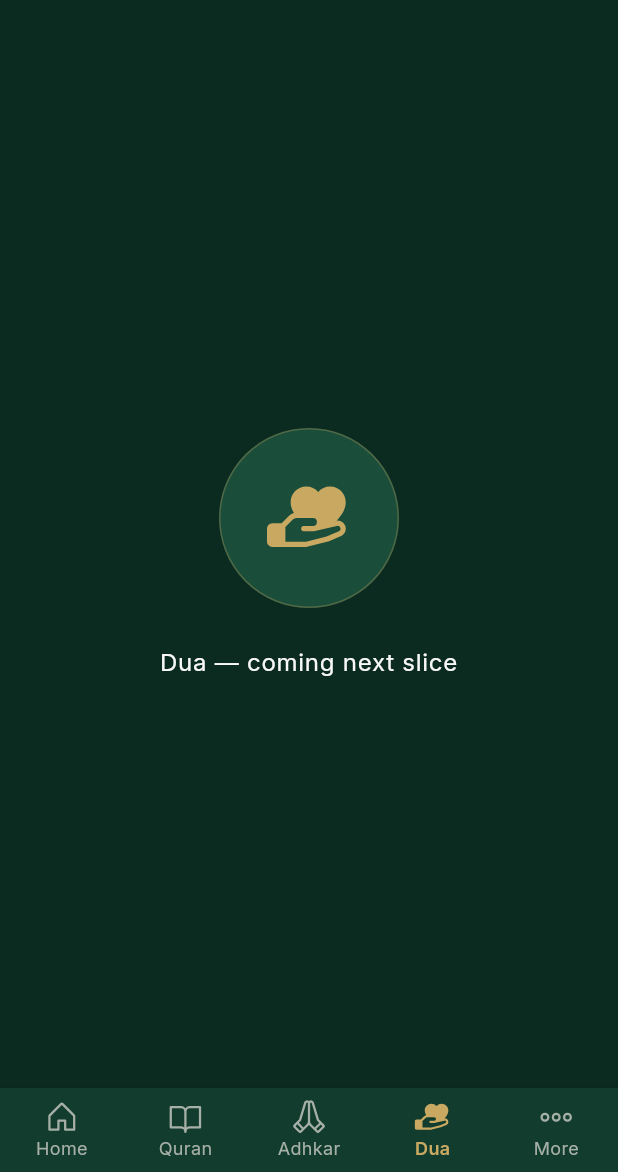
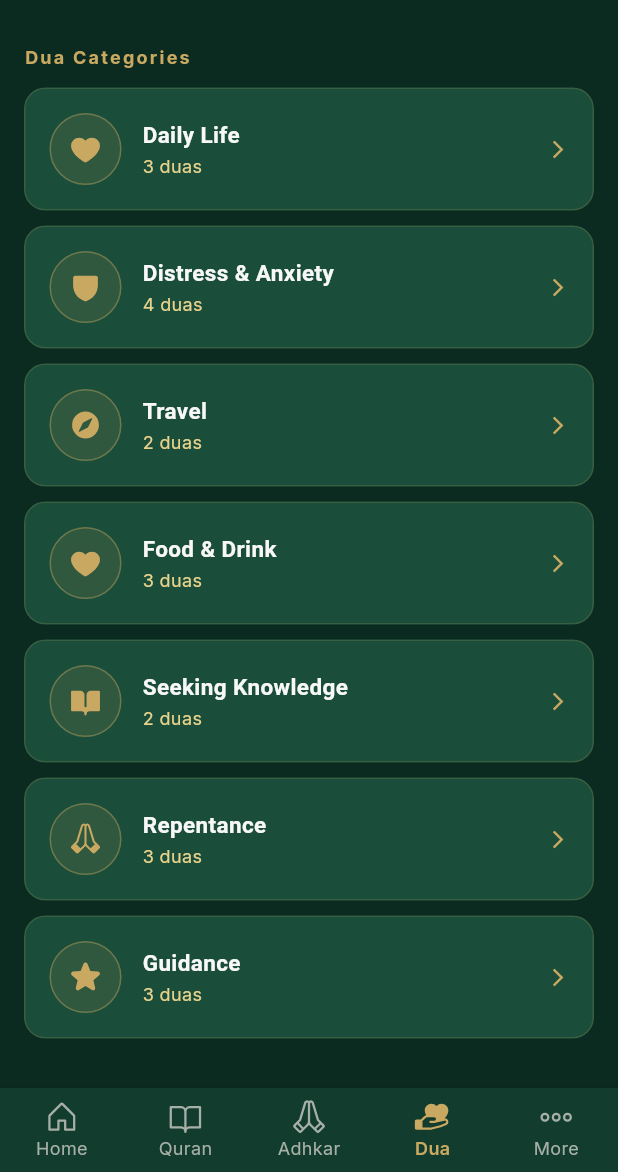
Before and after one commit to serverax/rahmahislamic, a Flutter app: the HomeScreen screen opened directly, item 4 of the bottom bar chosen, on a phone screen of 412 x 824 dp, the part 64-1236 px from its top. Run offline on Flutter 3.47's test engine with Material 3 defaults, Android fonts, the phone set to English and light mode, and no system bars; our stand-ins replace adhan, flutter_dotenv, flutter_riverpod, geolocator, google_fonts, phosphor_flutter and 2 more; accounts and stored records are empty; network calls fail; Roboto replaces fonts that are missing (Cairo).

Commit message:
Slice 5: Dua (2 screens) - categorized list + paged detail reader
Content (assets/data/duas.json):
- 7 categories (daily, distress, travel, food, knowledge,
  forgiveness, guidance) and 21 starter masnoon duas with
  Arabic + transliteration + EN translation + Sahih source
  attribution. Same expandable JSON pattern as adhkar.json.
  Includes Quranic duas (Yunus, Adam, Al-Fatihah, Rabbana atina)
  and prophetic duas (Sayyid al-Istighfar, ya muqallibal qulub,
  hasbunallah, etc.).

Domain (lib/domain/entities/dua.dart):
- DuaCategory + Dua entities with JSON parsers.

Data (lib/data/datasources/local/duas_loader.dart):
- DuasLoader: rootBundle JSON loader, returns DuasBundle with
  forCategory() filter helper.

Provider (lib/presentation/providers/dua_provider.dart):
- duasBundleProvider FutureProvider, cached forever.

Screens (lib/presentation/screens/dua/):
- DuaListScreen: 7-category list with phosphor glyphs in
  gold-tinted circles, name + count subtitle. Embedded mode
  for the bottom-nav Dua tab; standalone for the home tile.
- DuaDetailScreen: PageView through duas in a category.
  RTL Amiri Arabic + transliteration + EN translation + source.
  Copy-to-clipboard button. Prev/Next nav.

Wiring:
- HomeScreen Dua bottom-nav tab now hosts DuaListScreen embedded.
- Quick-access Dua tile navigates to standalone DuaListScreen.

ARB additions: duaCategories, duaCount(n), duaCategory_daily..
duaCategory_guidance.

Co-Authored-By: Claude Opus 4.7 (1M context) <noreply@anthropic.com>

```diff
--- a/lib/core/localization/l10n/app_ar.arb
+++ b/lib/core/localization/l10n/app_ar.arb
@@ -77,6 +77,16 @@
   "source": "المصدر",
   "asmaUlHusna": "أسماء الله الحسنى",
   "asmaUlHusnaSubtitle": "الأسماء الحسنى",
+  "duaCategories": "أقسام الأدعية",
+  "duaCount": "{n} دعاء",
+  "@duaCount": {"placeholders": {"n": {"type": "int"}}},
+  "duaCategory_daily": "الحياة اليومية",
+  "duaCategory_distress": "الكرب والقلق",
+  "duaCategory_travel": "السفر",
+  "duaCategory_food": "الطعام والشراب",
+  "duaCategory_knowledge": "طلب العلم",
+  "duaCategory_forgiveness": "التوبة والاستغفار",
+  "duaCategory_guidance": "الهداية",
   "quickAccess": "الوصول السريع",
   "dua": "الدعاء",
   "qibla": "القبلة",
--- a/lib/core/localization/l10n/app_en.arb
+++ b/lib/core/localization/l10n/app_en.arb
@@ -77,6 +77,16 @@
   "source": "Source",
   "asmaUlHusna": "99 Names of Allah",
   "asmaUlHusnaSubtitle": "The Most Beautiful Names",
+  "duaCategories": "Dua Categories",
+  "duaCount": "{n} duas",
+  "@duaCount": {"placeholders": {"n": {"type": "int"}}},
+  "duaCategory_daily": "Daily Life",
+  "duaCategory_distress": "Distress & Anxiety",
+  "duaCategory_travel": "Travel",
+  "duaCategory_food": "Food & Drink",
+  "duaCategory_knowledge": "Seeking Knowledge",
+  "duaCategory_forgiveness": "Repentance",
+  "duaCategory_guidance": "Guidance",
   "quickAccess": "Quick Access",
   "dua": "Dua",
   "qibla": "Qibla",
--- /dev/null
+++ b/lib/data/datasources/local/duas_loader.dart
@@ -0,0 +1,28 @@
+import 'dart:convert';
+
+import 'package:flutter/services.dart' show rootBundle;
+
+import '../../../domain/entities/dua.dart';
+
+class DuasBundle {
+  const DuasBundle({required this.categories, required this.items});
+  final List<DuaCategory> categories;
+  final List<Dua> items;
+
+  List<Dua> forCategory(String categoryId) =>
+      items.where((d) => d.categoryId == categoryId).toList();
+}
+
+class DuasLoader {
+  Future<DuasBundle> load() async {
+    final raw = await rootBundle.loadString('assets/data/duas.json');
+    final json = jsonDecode(raw) as Map<String, dynamic>;
+    final cats = (json['categories'] as List<dynamic>)
+        .map((c) => DuaCategory.fromJson(c as Map<String, dynamic>))
+        .toList();
+    final items = (json['items'] as List<dynamic>)
+        .map((d) => Dua.fromJson(d as Map<String, dynamic>))
+        .toList();
+    return DuasBundle(categories: cats, items: items);
+  }
+}
--- /dev/null
+++ b/lib/domain/entities/dua.dart
@@ -0,0 +1,47 @@
+class DuaCategory {
+  const DuaCategory({
+    required this.id,
+    required this.nameEn,
+    required this.nameAr,
+    required this.icon,
+  });
+
+  final String id;
+  final String nameEn;
+  final String nameAr;
+  final String icon;
+
+  factory DuaCategory.fromJson(Map<String, dynamic> json) => DuaCategory(
+        id: json['id'] as String,
+        nameEn: json['name_en'] as String,
+        nameAr: json['name_ar'] as String,
+        icon: json['icon'] as String? ?? 'heart',
+      );
+}
+
+class Dua {
+  const Dua({
+    required this.id,
+    required this.categoryId,
+    required this.arabic,
+    required this.transliteration,
+    required this.translationEn,
+    required this.source,
+  });
+
+  final String id;
+  final String categoryId;
+  final String arabic;
+  final String transliteration;
+  final String translationEn;
+  final String source;
+
+  factory Dua.fromJson(Map<String, dynamic> json) => Dua(
+        id: json['id'] as String,
+        categoryId: json['category'] as String,
+        arabic: json['arabic'] as String,
+        transliteration: json['transliteration'] as String? ?? '',
+        translationEn: json['translation_en'] as String? ?? '',
+        source: json['source'] as String? ?? '',
+      );
+}
--- /dev/null
+++ b/lib/presentation/screens/dua/dua_list_screen.dart
@@ -0,0 +1,195 @@
+import 'package:flutter/material.dart';
+import 'package:flutter_riverpod/flutter_riverpod.dart';
+import 'package:google_fonts/google_fonts.dart';
+import 'package:phosphor_flutter/phosphor_flutter.dart';
+
+import '../../../core/localization/generated/app_localizations.dart';
+import '../../../core/theme/app_colors.dart';
+import '../../../domain/entities/dua.dart';
+import '../../providers/dua_provider.dart';
+import '../../widgets/rahma_app_bar.dart';
+import 'dua_detail_screen.dart';
+
+class DuaListScreen extends ConsumerWidget {
+  const DuaListScreen({super.key, this.embedded = false});
+
+  final bool embedded;
+
+  static IconData iconFor(String key) {
+    switch (key) {
+      case 'shield':
+        return PhosphorIconsFill.shield;
+      case 'compass':
+        return PhosphorIconsFill.compass;
+      case 'bookOpen':
+        return PhosphorIconsFill.bookOpen;
+      case 'handsPraying':
+        return PhosphorIconsFill.handsPraying;
+      case 'star':
+        return PhosphorIconsFill.star;
+      case 'heart':
+      default:
+        return PhosphorIconsFill.heart;
+    }
+  }
+
+  static String localizedCategoryName(BuildContext context, DuaCategory cat) {
+    final l10n = AppLocalizations.of(context)!;
+    final isArabic = Localizations.localeOf(context).languageCode == 'ar';
+    switch (cat.id) {
+      case 'daily':
+        return l10n.duaCategory_daily;
+      case 'distress':
+        return l10n.duaCategory_distress;
+      case 'travel':
+        return l10n.duaCategory_travel;
+      case 'food':
+        return l10n.duaCategory_food;
+      case 'knowledge':
+        return l10n.duaCategory_knowledge;
+      case 'forgiveness':
+        return l10n.duaCategory_forgiveness;
+      case 'guidance':
+        return l10n.duaCategory_guidance;
+      default:
+        return isArabic ? cat.nameAr : cat.nameEn;
+    }
+  }
+
+  @override
+  Widget build(BuildContext context, WidgetRef ref) {
+    final l10n = AppLocalizations.of(context)!;
+    final bundle = ref.watch(duasBundleProvider);
+
+    final body = bundle.when(
+      loading: () => const Center(child: CircularProgressIndicator()),
+      error: (e, _) => Center(
+        child: Padding(
+          padding: const EdgeInsets.all(24),
+          child: Text(e.toString(), textAlign: TextAlign.center),
+        ),
+      ),
+      data: (data) => ListView(
+        padding: const EdgeInsets.fromLTRB(16, 16, 16, 32),
+        children: [
+          Text(
+            l10n.duaCategories,
+            style: GoogleFonts.inter(
+              color: AppColors.gold,
+              fontWeight: FontWeight.w700,
+              fontSize: 12,
+              letterSpacing: 1.5,
+            ),
+          ),
+          const SizedBox(height: 12),
+          ...data.categories.map((cat) {
+            final items = data.forCategory(cat.id);
+            return Padding(
+              padding: const EdgeInsets.only(bottom: 10),
+              child: _CategoryRow(
+                category: cat,
+                count: items.length,
+                onTap: () => Navigator.of(context).push(
+                  MaterialPageRoute(
+                    builder: (_) => DuaDetailScreen(
+                      category: cat,
+                      duas: items,
+                    ),
+                  ),
+                ),
+              ),
+            );
+          }),
+        ],
+      ),
+    );
+
+    if (embedded) return body;
+    return Scaffold(
+      appBar: RahmaAppBar(title: l10n.dua),
+      body: body,
+    );
+  }
+}
+
+class _CategoryRow extends StatelessWidget {
+  const _CategoryRow({
+    required this.category,
+    required this.count,
+    required this.onTap,
+  });
+
+  final DuaCategory category;
+  final int count;
+  final VoidCallback onTap;
+
+  @override
+  Widget build(BuildContext context) {
+    final name = DuaListScreen.localizedCategoryName(context, category);
+    final l10n = AppLocalizations.of(context)!;
+    return Material(
+      color: AppColors.cardGreen,
+      borderRadius: BorderRadius.circular(14),
+      clipBehavior: Clip.antiAlias,
+      child: InkWell(
+        onTap: onTap,
+        child: Container(
+          padding: const EdgeInsets.all(16),
+          decoration: BoxDecoration(
+            borderRadius: BorderRadius.circular(14),
+            border: Border.all(color: AppColors.gold.withValues(alpha: 0.18)),
+          ),
+          child: Row(
+            children: [
+              Container(
+                width: 48,
+                height: 48,
+                decoration: BoxDecoration(
+                  shape: BoxShape.circle,
+                  color: AppColors.gold.withValues(alpha: 0.12),
+                  border: Border.all(color: AppColors.gold.withValues(alpha: 0.4)),
+                ),
+                child: Icon(
+                  DuaListScreen.iconFor(category.icon),
+                  color: AppColors.gold,
+                  size: 22,
+                ),
+              ),
+              const SizedBox(width: 14),
+              Expanded(
+                child: Column(
+                  crossAxisAlignment: CrossAxisAlignment.start,
+                  children: [
+                    Text(
+                      name,
+                      maxLines: 1,
+                      overflow: TextOverflow.ellipsis,
+                      style: GoogleFonts.cairo(
+                        color: AppColors.textWhite,
+                        fontWeight: FontWeight.w700,
+                        fontSize: 15,
+                      ),
+                    ),
+                    const SizedBox(height: 2),
+                    Text(
+                      l10n.duaCount(count),
+                      style: GoogleFonts.inter(
+                        color: AppColors.lightGold,
+                        fontSize: 12,
+                      ),
+                    ),
+                  ],
+                ),
+              ),
+              const Icon(
+                Icons.arrow_forward_ios,
+                color: AppColors.gold,
+                size: 14,
+              ),
+            ],
+          ),
+        ),
+      ),
+    );
+  }
+}
--- a/lib/presentation/screens/home/home_screen.dart
+++ b/lib/presentation/screens/home/home_screen.dart
@@ -6,6 +6,7 @@ import '../../../core/localization/generated/app_localizations.dart';
 import '../../../core/theme/app_colors.dart';
 import '../../widgets/rahma_app_bar.dart';
 import '../adhkar/adhkar_home_screen.dart';
+import '../dua/dua_list_screen.dart';
 import '../quran/quran_home_screen.dart';
 import '../quran/quran_search_screen.dart';
 import 'widgets/home_tab.dart';
@@ -63,7 +64,7 @@ class _HomeScreenState extends ConsumerState<HomeScreen> {
         title: l10n.dua,
         icon: PhosphorIconsRegular.handHeart,
         activeIcon: PhosphorIconsFill.handHeart,
-        body: _Placeholder(icon: PhosphorIconsFill.handHeart, message: l10n.duaComingSoon),
+        body: const DuaListScreen(embedded: true),
       ),
       _TabSpec(
         label: l10n.more,
--- a/lib/presentation/screens/home/widgets/quick_access_grid.dart
+++ b/lib/presentation/screens/home/widgets/quick_access_grid.dart
@@ -5,6 +5,7 @@ import '../../../../core/constants/icon_assets.dart';
 import '../../../../core/localization/generated/app_localizations.dart';
 import '../../../../core/theme/app_colors.dart';
 import '../../adhkar/adhkar_home_screen.dart';
+import '../../dua/dua_list_screen.dart';
 import '../../prayer/prayer_times_screen.dart';
 import '../../quran/quran_home_screen.dart';
 
@@ -40,7 +41,9 @@ class QuickAccessGrid extends StatelessWidget {
       _TileSpec(
         label: l10n.dua,
         visual: const _ImageIcon(IconAssets.dua3D),
-        onTap: () => _comingSoon(context, l10n),
+        onTap: () => Navigator.of(context).push(
+          MaterialPageRoute(builder: (_) => const DuaListScreen()),
+        ),
       ),
       _TileSpec(
         label: l10n.qibla,
```
Also changed, not shown: assets/data/duas.json (added, +174 -0 lines), lib/presentation/providers/dua_provider.dart (added, +9 -0 lines), lib/presentation/screens/dua/dua_detail_screen.dart (added, +233 -0 lines), lib/core/localization/generated/app_localizations.dart, lib/core/localization/generated/app_localizations_ar.dart, lib/core/localization/generated/app_localizations_en.dart.
